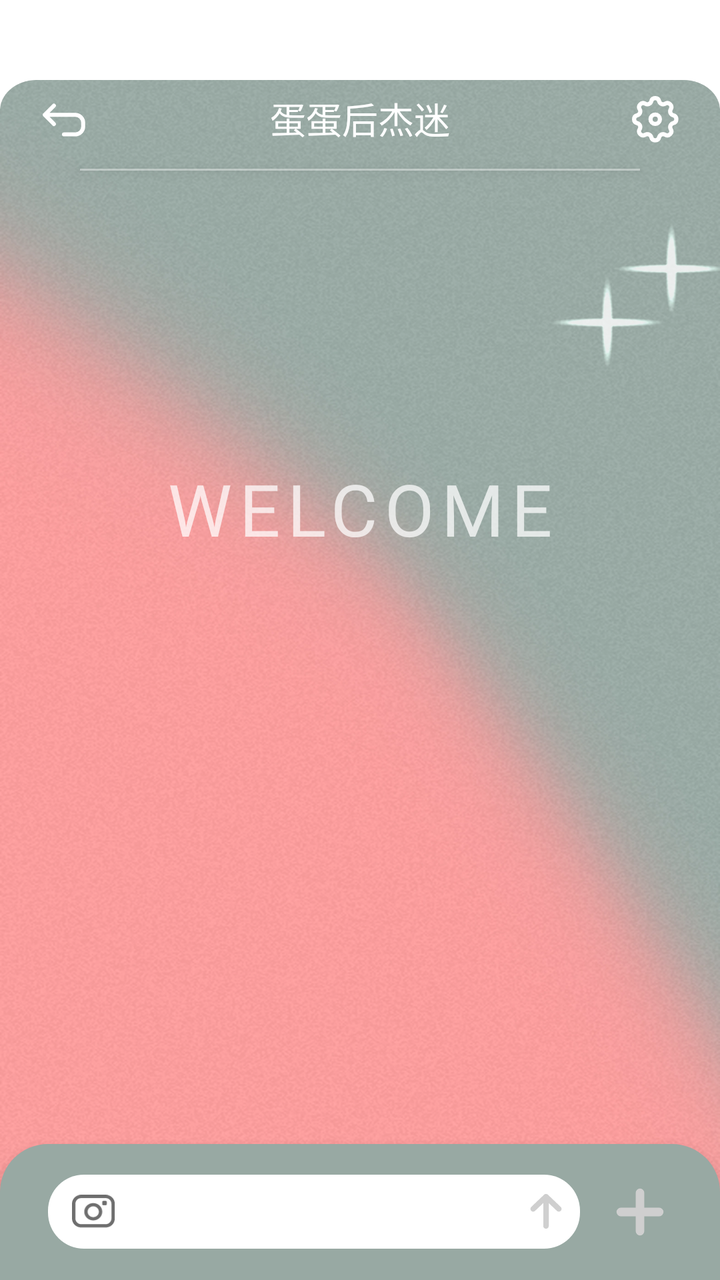
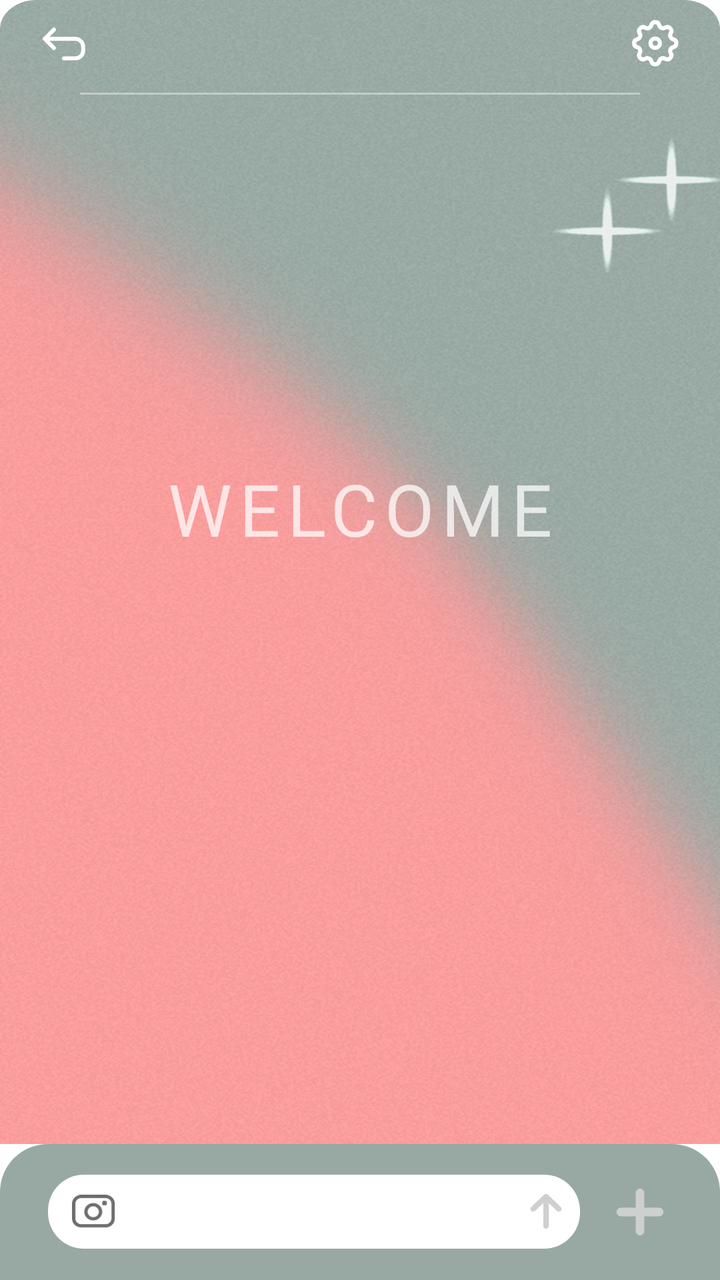

An Android layout rendered at two revisions. The XML below is the earlier revision; the diff shows what the commit changed to produce the second picture.
<!-- AndroidManifest.xml: application theme Theme.Bubble -->
<!-- res/layout/activity_concrete_chat.xml -->
<?xml version="1.0" encoding="utf-8"?>
<androidx.constraintlayout.widget.ConstraintLayout xmlns:android="http://schemas.android.com/apk/res/android"
    xmlns:app="http://schemas.android.com/apk/res-auto"
    xmlns:tools="http://schemas.android.com/tools"
    android:layout_width="match_parent"
    android:layout_height="match_parent">

    
    <ImageView
        android:id="@+id/iv_bg"
        android:layout_width="0dp"
        android:layout_height="0dp"
        android:scaleType="fitXY"
        android:src="@drawable/bg_chat_bubblebg"
        app:layout_constraintBottom_toBottomOf="parent"
        app:layout_constraintEnd_toEndOf="parent"
        app:layout_constraintStart_toStartOf="parent"
        app:layout_constraintTop_toTopOf="parent"
        android:layout_marginTop="40dp" />

    
    <ImageView
        android:id="@+id/btn_back"
        android:layout_width="24dp"
        android:layout_height="24dp"
        android:layout_marginStart="20dp"
        android:layout_marginTop="48dp"
        android:elevation="4dp"
        android:src="@drawable/ic_back"
        app:tint="@android:color/white"
        app:layout_constraintStart_toStartOf="parent"
        app:layout_constraintTop_toTopOf="parent" />

    
    <ImageView
        android:id="@+id/btn_setting"
        android:layout_width="24dp"
        android:layout_height="24dp"
        android:layout_marginEnd="20dp"
        android:layout_marginTop="48dp"
        android:elevation="4dp"
        android:src="@drawable/ic_setting"
        app:layout_constraintEnd_toEndOf="parent"
        app:layout_constraintTop_toTopOf="parent" />

    
    <TextView
        android:id="@+id/tv_chat_name"
        android:layout_width="wrap_content"
        android:layout_height="wrap_content"
        android:layout_marginTop="46dp"
        android:text="蛋蛋后杰迷"
        android:textColor="#FFFFFF"
        android:textSize="18sp"
        android:fontFamily="@font/inter_bold"
        android:elevation="4dp"
        app:layout_constraintEnd_toEndOf="parent"
        app:layout_constraintStart_toStartOf="parent"
        app:layout_constraintTop_toTopOf="parent" />

    
    <View
        android:id="@+id/divider_line"
        android:layout_width="0dp"
        android:layout_height="1dp"
        android:background="#66FFFFFF"
        android:layout_marginHorizontal="40dp"
        android:layout_marginTop="12dp"
        android:elevation="4dp"
        app:layout_constraintEnd_toEndOf="parent"
        app:layout_constraintStart_toStartOf="parent"
        app:layout_constraintTop_toBottomOf="@id/tv_chat_name" />

    
    <TextView
        android:id="@+id/tv_welcome"
        android:layout_width="0dp"
        android:layout_height="wrap_content"
        android:text="WELCOME"
        android:textColor="@android:color/white"
        android:textSize="36sp"
        android:fontFamily="@font/archivo_black"
        android:letterSpacing="0.1"
        android:gravity="center"
        android:alpha="0.74"
        android:layout_marginHorizontal="40dp"
        android:layout_marginTop="230dp"
        android:elevation="2dp"
        app:layout_constraintEnd_toEndOf="parent"
        app:layout_constraintStart_toStartOf="parent"
        app:layout_constraintTop_toTopOf="parent" />

    
    <View
        android:id="@+id/message_list_area"
        android:layout_width="0dp"
        android:layout_height="0dp"
        android:background="@android:color/transparent"
        app:layout_constraintBottom_toTopOf="@id/bottom_container"
        app:layout_constraintEnd_toEndOf="parent"
        app:layout_constraintStart_toStartOf="parent"
        app:layout_constraintTop_toBottomOf="@id/tv_welcome"
        android:layout_marginTop="20dp" />

    
    <LinearLayout
        android:id="@+id/bottom_container"
        android:layout_width="0dp"
        android:layout_height="wrap_content"
        android:background="@drawable/bg_chat_input_bar"
        android:elevation="8dp"
        android:orientation="vertical"
        app:layout_constraintBottom_toBottomOf="parent"
        app:layout_constraintEnd_toEndOf="parent"
        app:layout_constraintStart_toStartOf="parent">

        
        <LinearLayout
            android:id="@+id/bottom_bar"
            android:layout_width="match_parent"
            android:layout_height="68dp"
            android:orientation="horizontal"
            android:gravity="center_vertical"
            android:paddingHorizontal="24dp">

            
            <LinearLayout
                android:layout_width="0dp"
                android:layout_height="37dp"
                android:layout_weight="1"
                android:background="@drawable/bg_chat_input_field"
                android:orientation="horizontal"
                android:gravity="center_vertical"
                android:paddingStart="12dp"
                android:paddingEnd="6dp">

                
                <ImageView
                    android:id="@+id/iv_camera"
                    android:layout_width="22dp"
                    android:layout_height="22dp"
                    android:src="@drawable/ic_chat_bubblecamera" />

                
                <EditText
                    android:id="@+id/et_message_input"
                    android:layout_width="0dp"
                    android:layout_height="match_parent"
                    android:layout_weight="1"
                    android:background="@android:color/transparent"
                    android:hint=""
                    android:maxLines="1"
                    android:paddingStart="10dp"
                    android:paddingEnd="6dp"
                    android:textSize="14sp" />

                
                <ImageView
                    android:id="@+id/btn_send"
                    android:layout_width="22dp"
                    android:layout_height="22dp"
                    android:src="@drawable/ic_up" />
            </LinearLayout>

            
            <ImageView
                android:id="@+id/btn_plus"
                android:layout_width="32dp"
                android:layout_height="32dp"
                android:layout_marginStart="14dp"
                android:src="@drawable/ic_plus"
                app:tint="#CFCFCF" />
        </LinearLayout>

        
        <LinearLayout
            android:id="@+id/panel_more"
            android:layout_width="match_parent"
            android:layout_height="wrap_content"
            android:orientation="vertical"
            android:paddingHorizontal="32dp"
            android:paddingTop="20dp"
            android:paddingBottom="24dp"
            android:visibility="gone"
            tools:visibility="visible">

            
            <LinearLayout
                android:layout_width="match_parent"
                android:layout_height="wrap_content"
                android:layout_marginBottom="20dp"
                android:gravity="center"
                android:orientation="horizontal">

                
                <LinearLayout
                    android:id="@+id/btn_friends"
                    android:layout_width="0dp"
                    android:layout_height="wrap_content"
                    android:layout_weight="1"
                    android:gravity="center"
                    android:orientation="vertical"
                    android:paddingVertical="10dp">

                    <ImageView
                        android:layout_width="35dp"
                        android:layout_height="35dp"
                        android:src="@drawable/ic_bubblechat_friends" />

                    <TextView
                        android:layout_width="wrap_content"
                        android:layout_height="wrap_content"
                        android:layout_marginTop="6dp"
                        android:fontFamily="@font/inter_bold"
                        android:text="找搭子"
                        android:textColor="#FFFFFF"
                        android:textSize="12sp" />
                </LinearLayout>

                
                <LinearLayout
                    android:id="@+id/btn_music"
                    android:layout_width="0dp"
                    android:layout_height="wrap_content"
                    android:layout_weight="1"
                    android:gravity="center"
                    android:orientation="vertical"
                    android:paddingVertical="10dp">

                    <ImageView
                        android:layout_width="35dp"
                        android:layout_height="35dp"
                        android:src="@drawable/ic_bubblechat_music" />

                    <TextView
                        android:layout_width="wrap_content"
                        android:layout_height="wrap_content"
                        android:layout_marginTop="6dp"
                        android:fontFamily="@font/inter_bold"
                        android:text="一起听"
                        android:textColor="#FFFFFF"
                        android:textSize="12sp" />
                </LinearLayout>

                
                <LinearLayout
                    android:id="@+id/btn_tv"
                    android:layout_width="0dp"
                    android:layout_height="wrap_content"
                    android:layout_weight="1"
                    android:gravity="center"
                    android:orientation="vertical"
                    android:paddingVertical="10dp">

                    <ImageView
                        android:layout_width="35dp"
                        android:layout_height="35dp"
                        android:src="@drawable/ic_bubblechat_tv" />

                    <TextView
                        android:layout_width="wrap_content"
                        android:layout_height="wrap_content"
                        android:layout_marginTop="6dp"
                        android:fontFamily="@font/inter_bold"
                        android:text="一起看"
                        android:textColor="#FFFFFF"
                        android:textSize="12sp" />
                </LinearLayout>
            </LinearLayout>

            
            <LinearLayout
                android:layout_width="match_parent"
                android:layout_height="wrap_content"
                android:gravity="center"
                android:orientation="horizontal">

                
                <LinearLayout
                    android:id="@+id/btn_groupbuy"
                    android:layout_width="0dp"
                    android:layout_height="wrap_content"
                    android:layout_weight="1"
                    android:gravity="center"
                    android:orientation="vertical"
                    android:paddingTop="2dp"
                    android:paddingBottom="10dp">

                    <ImageView
                        android:layout_width="60dp"
                        android:layout_height="60dp"
                        android:src="@drawable/ic_bubblechat_groupbuy" />

                    <TextView
                        android:layout_width="wrap_content"
                        android:layout_height="30dp"
                        android:layout_marginTop="-10dp"
                        android:fontFamily="@font/inter_bold"
                        android:gravity="center"
                        android:text="拼单"
                        android:textColor="#FFFFFF"
                        android:textSize="12sp" />
                </LinearLayout>

                
                <LinearLayout
                    android:id="@+id/btn_file"
                    android:layout_width="0dp"
                    android:layout_height="wrap_content"
                    android:layout_weight="1"
                    android:gravity="center"
                    android:orientation="vertical"
                    android:paddingVertical="10dp">

                    <ImageView
                        android:layout_width="35dp"
                        android:layout_height="35dp"
                        android:src="@drawable/ic_bubblechat_file" />

                    <TextView
                        android:layout_width="wrap_content"
                        android:layout_height="20dp"
                        android:layout_marginTop="6dp"
                        android:fontFamily="@font/inter_bold"
                        android:gravity="center"
                        android:text="文件"
                        android:textColor="#FFFFFF"
                        android:textSize="12sp" />
                </LinearLayout>

                
                <LinearLayout
                    android:id="@+id/btn_plus_large"
                    android:layout_width="0dp"
                    android:layout_height="wrap_content"
                    android:layout_weight="1"
                    android:gravity="center"
                    android:orientation="vertical"
                    android:paddingVertical="10dp">

                    <ImageView
                        android:layout_width="44dp"
                        android:layout_height="44dp"
                        android:src="@drawable/ic_plus"
                        android:tint="#FFFFFF" />

                    <TextView
                        android:layout_width="wrap_content"
                        android:layout_height="20dp"
                        android:layout_marginTop="6dp"
                        android:gravity="center"
                        android:text=""
                        android:visibility="invisible" />
                </LinearLayout>
            </LinearLayout>
        </LinearLayout>
    </LinearLayout>

</androidx.constraintlayout.widget.ConstraintLayout>
<!-- resources referenced by this layout -->
<resources>
  <!-- drawable bg_chat_input_bar (drawable) -->
  <?xml version="1.0" encoding="utf-8"?>
  <shape xmlns:android="http://schemas.android.com/apk/res/android">
      <solid android:color="#98A9A3"/>
      <corners
          android:topLeftRadius="24dp"
          android:topRightRadius="24dp"
          android:bottomLeftRadius="0dp"
          android:bottomRightRadius="0dp"/>
  </shape>
  <!-- drawable bg_chat_input_field (drawable) -->
  <?xml version="1.0" encoding="utf-8"?>
  <shape xmlns:android="http://schemas.android.com/apk/res/android">
      <solid android:color="@android:color/white"/>
      <corners android:radius="18dp"/>
  </shape>
  <!-- drawable ic_back (drawable) -->
  <vector xmlns:android="http://schemas.android.com/apk/res/android"
      android:width="24dp"
      android:height="24dp"
      android:viewportWidth="24"
      android:viewportHeight="24">
    <path
        android:pathData="M6.954,14.031L2.4,9.415L6.954,4.8M2.4,9.415L17.6,9.415C19.809,9.415 21.6,11.206 21.6,13.415L21.6,15.2C21.6,17.409 19.809,19.2 17.6,19.2L12,19.2"
        android:strokeLineJoin="round"
        android:strokeWidth="2"
        android:fillColor="#00000000"
        android:strokeColor="#252223"
        android:strokeLineCap="round"/>
  </vector>
  <!-- drawable ic_bubblechat_music (drawable) -->
  <vector xmlns:android="http://schemas.android.com/apk/res/android"
      android:width="29dp"
      android:height="29dp"
      android:viewportWidth="29"
      android:viewportHeight="29">
    <path
        android:pathData="M2,19.5H5.5C6.466,19.5 7.25,20.284 7.25,21.25V24.75C7.25,25.716 6.466,26.5 5.5,26.5H2V14.25C2,7.485 7.485,2 14.25,2C21.015,2 26.5,7.485 26.5,14.25V26.5H23C22.034,26.5 21.25,25.716 21.25,24.75V21.25C21.25,20.284 22.034,19.5 23,19.5H26.5"
        android:strokeLineJoin="round"
        android:strokeWidth="4"
        android:fillColor="#00000000"
        android:strokeColor="#ffffff"/>
  </vector>
  <!-- drawable ic_plus (drawable) -->
  <vector xmlns:android="http://schemas.android.com/apk/res/android"
      android:width="30dp"
      android:height="30dp"
      android:viewportWidth="30"
      android:viewportHeight="30">
    <path
        android:pathData="M15,6L15,24M24,15L6,15"
        android:strokeWidth="4"
        android:fillColor="#00000000"
        android:strokeColor="#ffffff"
        android:strokeLineCap="round"/>
  </vector>
  <!-- drawable ic_up (drawable) -->
  <vector xmlns:android="http://schemas.android.com/apk/res/android"
      android:width="24dp"
      android:height="24dp"
      android:viewportWidth="24"
      android:viewportHeight="24">
    <path
        android:pathData="M5,10.667L12,4M12,4L19,10.667M12,4V20"
        android:strokeLineJoin="round"
        android:strokeWidth="3"
        android:fillColor="#00000000"
        android:strokeColor="#CFCFCF"
        android:strokeLineCap="round"/>
  </vector>
  <style name="Theme.Bubble" parent="Theme.MaterialComponents.DayNight.NoActionBar">
          <item name="colorPrimary">@color/purple_500</item>
          <item name="colorPrimaryVariant">@color/purple_700</item>
          <item name="colorOnPrimary">@color/white</item>
          <item name="colorSecondary">@color/teal_200</item>
          <item name="colorSecondaryVariant">@color/teal_700</item>
          <item name="colorOnSecondary">@color/black</item>
          <item name="android:statusBarColor">@android:color/transparent</item>
          <item name="android:windowLightStatusBar">true</item>
      </style>
  <color name="purple_500">#FF6200EE</color>
  <color name="purple_700">#FF3700B3</color>
  <color name="white">#FFFFFFFF</color>
  <color name="teal_200">#FF03DAC5</color>
  <color name="teal_700">#FF018786</color>
  <color name="black">#FF000000</color>
  <!-- unchanged entries left out for length: 7 -->
</resources>

<!-- the commit's change to res/layout/activity_concrete_chat.xml (unified diff, before → after) -->
@@ -3,20 +3,20 @@
     xmlns:app="http://schemas.android.com/apk/res-auto"
     xmlns:tools="http://schemas.android.com/tools"
     android:layout_width="match_parent"
-    android:layout_height="match_parent">
+    android:layout_height="match_parent"
+    android:background="@android:color/transparent">
 
     
     <ImageView
-        android:id="@+id/iv_bg"
+        android:id="@+id/bg_content"
         android:layout_width="0dp"
         android:layout_height="0dp"
         android:scaleType="fitXY"
         android:src="@drawable/bg_chat_bubblebg"
-        app:layout_constraintBottom_toBottomOf="parent"
-        app:layout_constraintEnd_toEndOf="parent"
-        app:layout_constraintStart_toStartOf="parent"
-        app:layout_constraintTop_toTopOf="parent"
-        android:layout_marginTop="40dp" />
+        app:layout_constraintBottom_toTopOf="@id/bottom_container"
+        app:layout_constraintEnd_toEndOf="parent"
+        app:layout_constraintStart_toStartOf="parent"
+        app:layout_constraintTop_toTopOf="parent" />
 
     
     <ImageView
@@ -24,39 +24,35 @@
         android:layout_width="24dp"
         android:layout_height="24dp"
         android:layout_marginStart="20dp"
-        android:layout_marginTop="48dp"
-        android:elevation="4dp"
+        android:layout_marginTop="10dp"
         android:src="@drawable/ic_back"
-        app:tint="@android:color/white"
-        app:layout_constraintStart_toStartOf="parent"
-        app:layout_constraintTop_toTopOf="parent" />
+        app:layout_constraintStart_toStartOf="parent"
+        app:layout_constraintTop_toTopOf="@id/bg_content"
+        app:tint="@android:color/white" />
 
     
     <ImageView
         android:id="@+id/btn_setting"
         android:layout_width="24dp"
         android:layout_height="24dp"
+        android:layout_marginTop="10dp"
         android:layout_marginEnd="20dp"
-        android:layout_marginTop="48dp"
-        android:elevation="4dp"
         android:src="@drawable/ic_setting"
         app:layout_constraintEnd_toEndOf="parent"
-        app:layout_constraintTop_toTopOf="parent" />
+        app:layout_constraintTop_toTopOf="@id/bg_content" />
 
     
     <TextView
         android:id="@+id/tv_chat_name"
         android:layout_width="wrap_content"
         android:layout_height="wrap_content"
-        android:layout_marginTop="46dp"
-        android:text="蛋蛋后杰迷"
+        android:layout_marginTop="10dp"
+        android:fontFamily="@font/inter_bold"
         android:textColor="#FFFFFF"
         android:textSize="18sp"
-        android:fontFamily="@font/inter_bold"
-        android:elevation="4dp"
-        app:layout_constraintEnd_toEndOf="parent"
-        app:layout_constraintStart_toStartOf="parent"
-        app:layout_constraintTop_toTopOf="parent" />
+        app:layout_constraintEnd_toEndOf="parent"
+        app:layout_constraintStart_toStartOf="parent"
+        app:layout_constraintTop_toTopOf="@id/bg_content" />
 
     
     <View
@@ -66,7 +62,6 @@
         android:background="#66FFFFFF"
         android:layout_marginHorizontal="40dp"
         android:layout_marginTop="12dp"
-        android:elevation="4dp"
         app:layout_constraintEnd_toEndOf="parent"
         app:layout_constraintStart_toStartOf="parent"
         app:layout_constraintTop_toBottomOf="@id/tv_chat_name" />
@@ -85,22 +80,23 @@
         android:alpha="0.74"
         android:layout_marginHorizontal="40dp"
         android:layout_marginTop="230dp"
-        android:elevation="2dp"
         app:layout_constraintEnd_toEndOf="parent"
         app:layout_constraintStart_toStartOf="parent"
         app:layout_constraintTop_toTopOf="parent" />
 
     
-    <View
-        android:id="@+id/message_list_area"
+    <androidx.recyclerview.widget.RecyclerView
+        android:id="@+id/rv_messages"
         android:layout_width="0dp"
         android:layout_height="0dp"
         android:background="@android:color/transparent"
+        android:clipToPadding="false"
+        android:paddingTop="20dp"
+        android:paddingBottom="12dp"
         app:layout_constraintBottom_toTopOf="@id/bottom_container"
         app:layout_constraintEnd_toEndOf="parent"
         app:layout_constraintStart_toStartOf="parent"
-        app:layout_constraintTop_toBottomOf="@id/tv_welcome"
-        android:layout_marginTop="20dp" />
+        app:layout_constraintTop_toBottomOf="@id/divider_line" />
 
     
     <LinearLayout
@@ -108,7 +104,6 @@
         android:layout_width="0dp"
         android:layout_height="wrap_content"
         android:background="@drawable/bg_chat_input_bar"
-        android:elevation="8dp"
         android:orientation="vertical"
         app:layout_constraintBottom_toBottomOf="parent"
         app:layout_constraintEnd_toEndOf="parent"
@@ -134,14 +129,12 @@
                 android:paddingStart="12dp"
                 android:paddingEnd="6dp">
 
-                
                 <ImageView
                     android:id="@+id/iv_camera"
                     android:layout_width="22dp"
                     android:layout_height="22dp"
                     android:src="@drawable/ic_chat_bubblecamera" />
 
-                
                 <EditText
                     android:id="@+id/et_message_input"
                     android:layout_width="0dp"
@@ -154,7 +147,6 @@
                     android:paddingEnd="6dp"
                     android:textSize="14sp" />
 
-                
                 <ImageView
                     android:id="@+id/btn_send"
                     android:layout_width="22dp"
@@ -162,7 +154,6 @@
                     android:src="@drawable/ic_up" />
             </LinearLayout>
 
-            
             <ImageView
                 android:id="@+id/btn_plus"
                 android:layout_width="32dp"
@@ -184,7 +175,6 @@
             android:visibility="gone"
             tools:visibility="visible">
 
-            
             <LinearLayout
                 android:layout_width="match_parent"
                 android:layout_height="wrap_content"
@@ -192,7 +182,6 @@
                 android:gravity="center"
                 android:orientation="horizontal">
 
-                
                 <LinearLayout
                     android:id="@+id/btn_friends"
                     android:layout_width="0dp"
@@ -217,7 +206,6 @@
                         android:textSize="12sp" />
                 </LinearLayout>
 
-                
                 <LinearLayout
                     android:id="@+id/btn_music"
                     android:layout_width="0dp"
@@ -242,7 +230,6 @@
                         android:textSize="12sp" />
                 </LinearLayout>
 
-                
                 <LinearLayout
                     android:id="@+id/btn_tv"
                     android:layout_width="0dp"
@@ -268,14 +255,12 @@
                 </LinearLayout>
             </LinearLayout>
 
-            
             <LinearLayout
                 android:layout_width="match_parent"
                 android:layout_height="wrap_content"
                 android:gravity="center"
                 android:orientation="horizontal">
 
-                
                 <LinearLayout
                     android:id="@+id/btn_groupbuy"
                     android:layout_width="0dp"
@@ -302,7 +287,6 @@
                         android:textSize="12sp" />
                 </LinearLayout>
 
-                
                 <LinearLayout
                     android:id="@+id/btn_file"
                     android:layout_width="0dp"
@@ -328,7 +312,6 @@
                         android:textSize="12sp" />
                 </LinearLayout>
 
-                
                 <LinearLayout
                     android:id="@+id/btn_plus_large"
                     android:layout_width="0dp"
